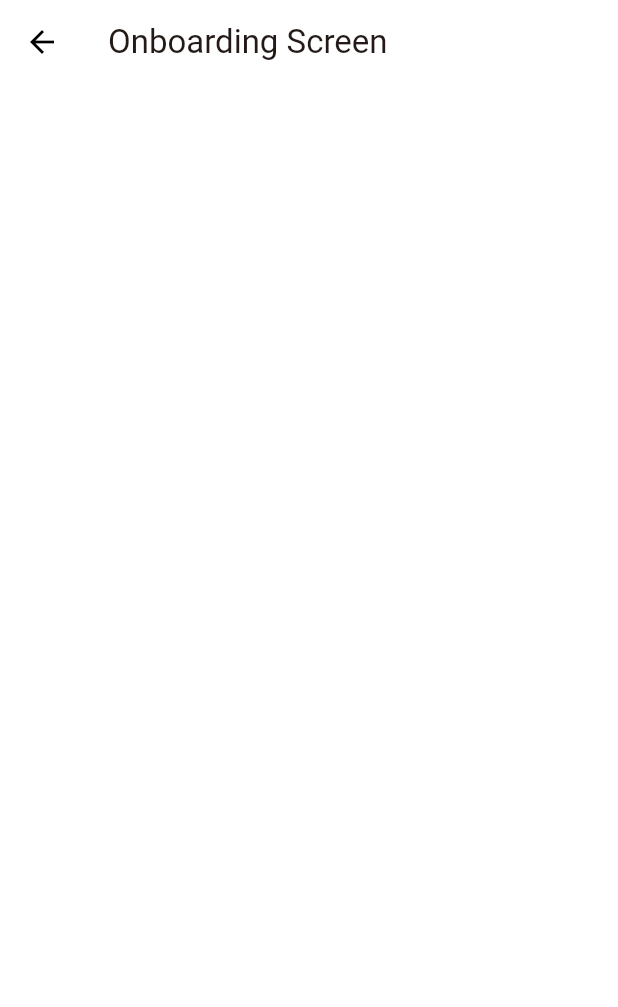
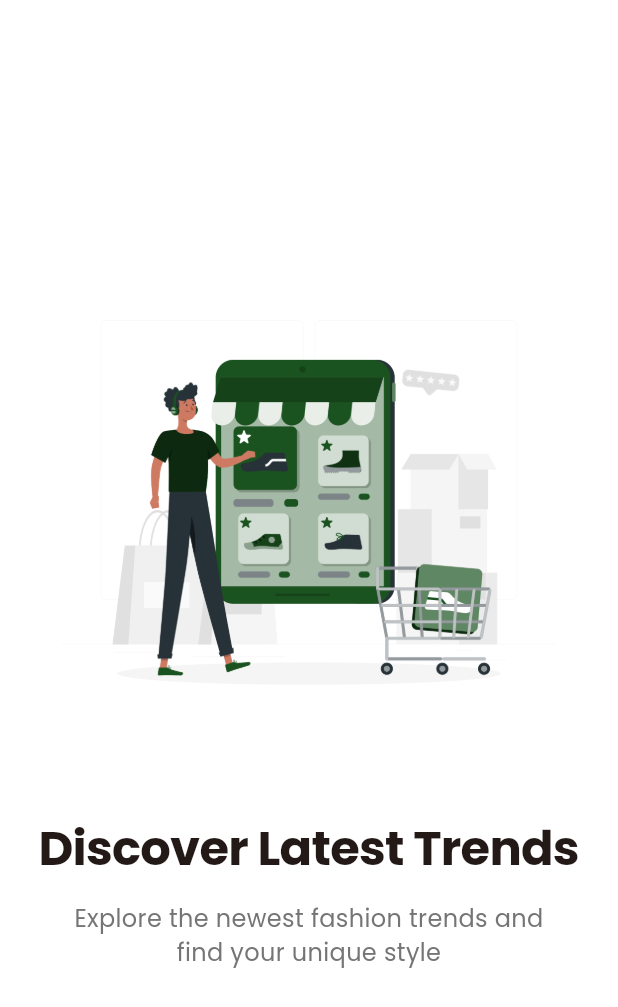
Before and after one commit to YoungCarti/ecommercef, a Flutter app: the OnboardingScreen screen opened directly, on a phone screen of 412 x 824 dp. Shown: the top 1007 px of the screen. Run offline on Flutter 3.47's test engine with Material 3 defaults, Android fonts, the phone set to English and light mode, and no system bars; our stand-ins replace get, get_storage, google_fonts; accounts and stored records are empty.

Commit message:
added onboard screen: first

```diff
--- a/lib/controllers/auth_controller.dart
+++ b/lib/controllers/auth_controller.dart
@@ -4,15 +4,15 @@ import 'package:get/get.dart';
 class AuthController extends GetxController {
   final _storage = GetStorage();
 
-  final RxBool _isFirstTime = false.obs;
+  final RxBool _isFirstTime = true.obs;
   final RxBool _isLoggedIn = false.obs;
 
   bool get isFirstTime => _isFirstTime.value;
   bool get isLoggedIn => _isLoggedIn.value;
 
   @override
-  void onClose() {
-    super.onClose();
+  void onInit() {
+    super.onInit();
     _loadInitialState();
   }
 
--- a/lib/utils/app_textstyles.dart
+++ b/lib/utils/app_textstyles.dart
@@ -1,7 +1,7 @@
 import 'package:google_fonts/google_fonts.dart';
 import 'package:flutter/material.dart';
 
-class AppTextstyles {
+class AppTextStyle {
   //headings
   static TextStyle h1 = GoogleFonts.poppins(
     fontSize: 32,
--- a/lib/view/main_screen.dart
+++ b/lib/view/main_screen.dart
@@ -5,6 +5,10 @@ class MainScreen extends StatelessWidget {
 
   @override
   Widget build(BuildContext context) {
-    return Scaffold();
+    return Scaffold(
+      appBar: AppBar(
+        title: const Text('Main Screen'),
+      ),
+    );
   }
 }
--- /dev/null
+++ b/lib/view/signin_screen.dart
@@ -0,0 +1,14 @@
+import 'package:flutter/material.dart';
+
+class SigninScreen extends StatelessWidget {
+  const SigninScreen({super.key});
+
+  @override
+  Widget build(BuildContext context) {
+    return Scaffold (
+      appBar: AppBar(
+        title: const Text('Sign In Screen'),
+      ),
+    );
+  }
+}
--- a/lib/view/splash_screen.dart
+++ b/lib/view/splash_screen.dart
@@ -1,4 +1,7 @@
 import 'package:ecommerceapp/controllers/auth_controller.dart';
+import 'package:ecommerceapp/view/main_screen.dart';
+import 'package:ecommerceapp/view/signin_screen.dart';
+import 'package:ecommerceapp/view/widgets/onboarding_screen.dart';
 import 'package:flutter/material.dart';
 import 'package:get/get.dart';
 
@@ -12,11 +15,11 @@ class SplashScreen extends StatelessWidget {
     // navigate based on auth state after 2.5 seconds);
     Future.delayed(const Duration(milliseconds: 2500),(){
       if (authController.isFirstTime) {
-
+        Get.off(()=> const OnboardingScreen());
       } else if (authController.isLoggedIn) {
-
+        Get.off(()=> const MainScreen());
       } else {
-
+        Get.off(()=> const SigninScreen());
       }
     });
 
--- a/lib/view/widgets/onboarding_screen.dart
+++ b/lib/view/widgets/onboarding_screen.dart
@@ -1,3 +1,4 @@
+import 'package:ecommerceapp/utils/app_textstyles.dart';
 import 'package:flutter/material.dart';
 
 class OnboardingScreen extends StatefulWidget {
@@ -8,12 +9,91 @@ class OnboardingScreen extends StatefulWidget {
 }
 
 class _OnboardingScreenState extends State<OnboardingScreen> {
+  final PageController _pageController = PageController();
+  int _currentPage = 0;
+
+  final List<OnboardingItem> _items = [
+    OnboardingItem(
+      description: 'Explore the newest fashion trends and find your unique style' ,
+      title: 'Discover Latest Trends',
+      image: 'assets/images/intro.png',
+      ),
+
+      OnboardingItem(
+      description: 'Shop premium quality products from top brands worldwide',
+      title:  'Quality Products',
+      image: 'assets/images/intro1.png',
+      ),
+
+      OnboardingItem(
+      description: 'Simple and secure shopping experience at your fingertips',
+      title: 'Easy Shopping',
+      image: 'assets/images/intro2.png',
+      ),
+  ];
+
+
   @override
   Widget build(BuildContext context) {
+    final isDark = Theme.of(context).brightness == Brightness.dark;
+
     return Scaffold(
-      appBar: AppBar(
-        title: const Text('Onboarding Screen'),
-      ),
+      body: Stack(
+        children: [
+          PageView.builder(
+            controller: _pageController,
+            itemCount: _items.length,
+            onPageChanged: (index) {
+              setState(() {
+                _currentPage = index;
+              });
+            },
+            itemBuilder: (context,index){
+              return Column(
+                mainAxisAlignment: MainAxisAlignment.center,
+                children: [
+                  Image.asset(
+                    _items[index].image,
+                    height: MediaQuery.of(context).size.height * 0.4,
+                  ),
+                  const SizedBox(height: 40),
+                  Text(
+                    _items[index].title,
+                    style: AppTextStyle.withColor(
+                      AppTextStyle.h1,
+                      Theme.of(context).textTheme.bodyLarge!.color!
+                    ),
+                  ),
+                  const SizedBox(height: 16),
+                  Padding(
+                    padding: EdgeInsets.symmetric(horizontal: 32),
+                    child: Text(
+                      _items[index].description,
+                      textAlign: TextAlign.center,
+                      style: AppTextStyle.withColor(
+                      AppTextStyle.bodyLarge,
+                      isDark? Colors.grey[400]! : Colors.grey[600]!,
+                    ),
+                    ),
+                  ),
+                ],
+              );
+            },
+            ),
+        ],
+      )
     );
   }
 }
+
+class OnboardingItem {
+  final String image;
+  final String title;
+  final String description;
+
+  OnboardingItem({
+    required this.title,
+    required this.description,
+    required this.image,
+  });
+}
```
